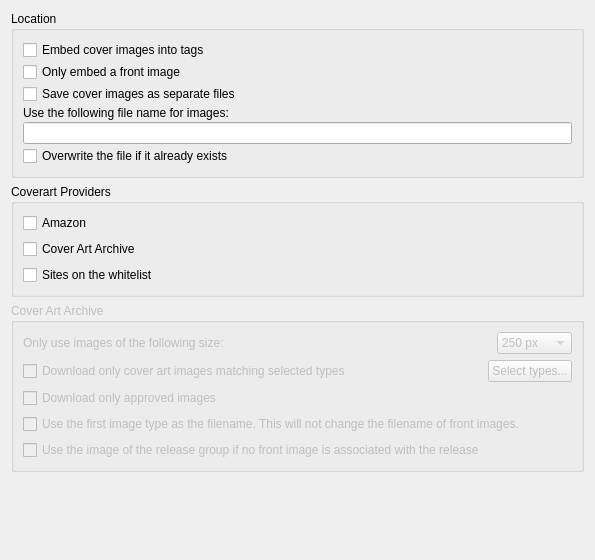
metabrainz/picard, file ui/options_cover.ui: the form before one commit.
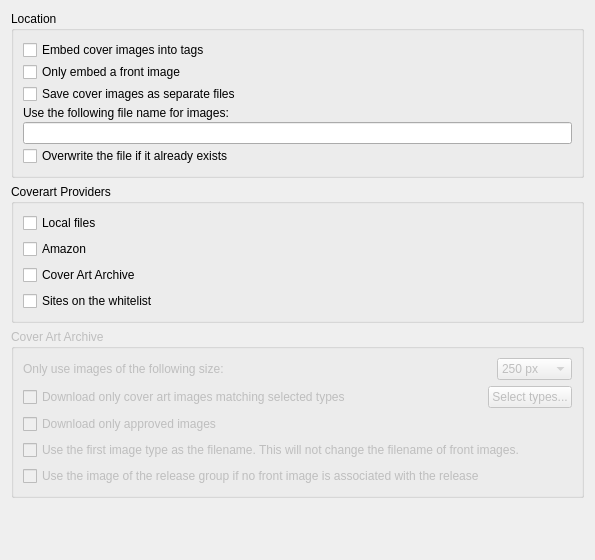
The form after the commit.

Commit message:
Cover Art Provider: Support for cover art from local files
It tries to use image files from directories where files are found.

Inspired by http://forums.musicbrainz.org/viewtopic.php?id=2859

Solves:
http://tickets.musicbrainz.org/browse/PICARD-137
http://tickets.musicbrainz.org/browse/PICARD-624

Related:
http://tickets.musicbrainz.org/browse/PICARD-257

Patch:
```diff
--- a/ui/options_cover.ui
+++ b/ui/options_cover.ui
@@ -70,6 +70,13 @@
       <string>Coverart Providers</string>
      </property>
      <layout class="QVBoxLayout" name="verticalLayout_2">
+      <item>
+       <widget class="QCheckBox" name="caprovider_local">
+        <property name="text">
+         <string>Local files</string>
+        </property>
+       </widget>
+      </item>
       <item>
        <widget class="QCheckBox" name="caprovider_amazon">
         <property name="text">
```
The commit also changes 6 other files.
